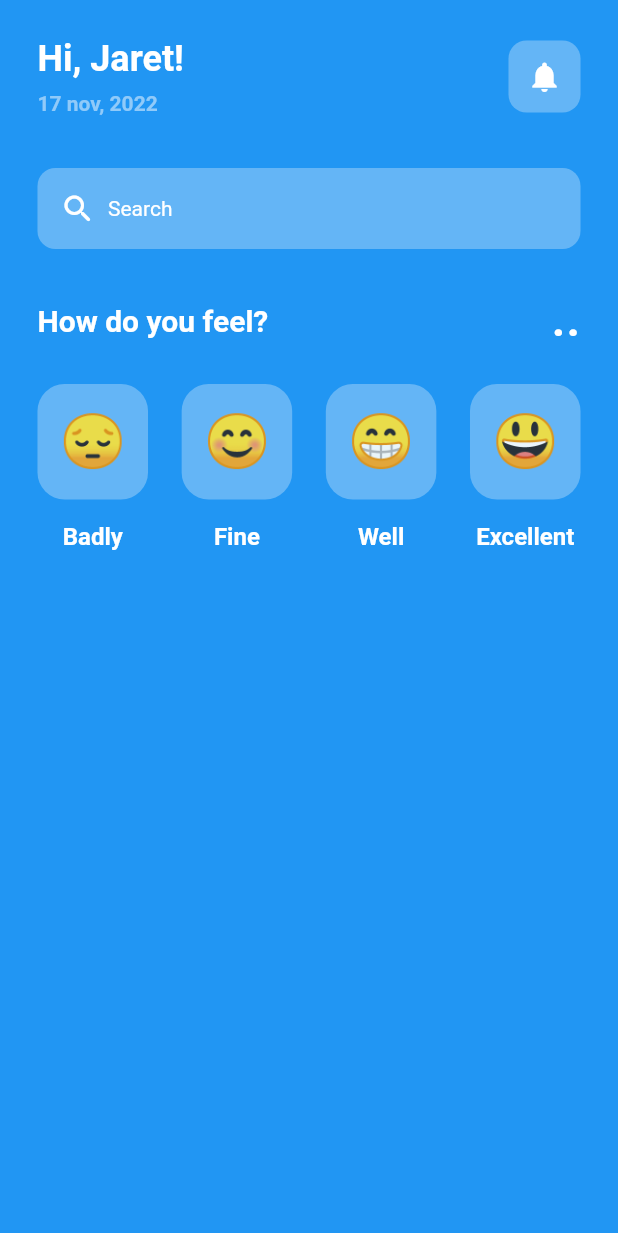
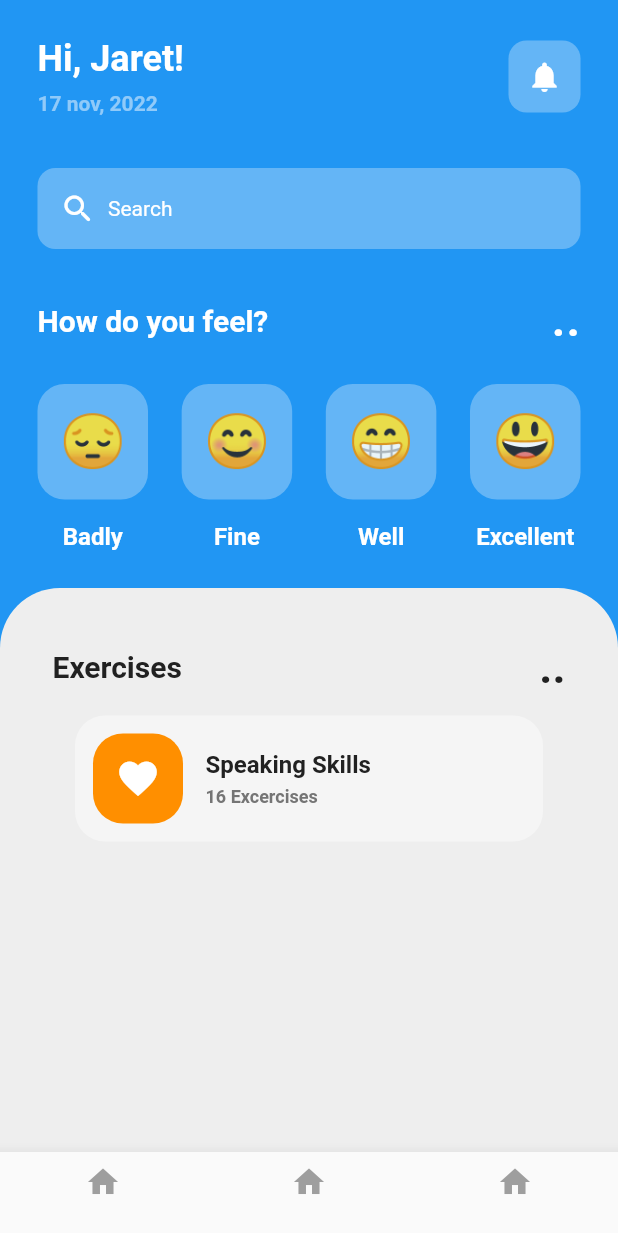
Before and after one commit to LunarioTK/MentalHealthApp, a Flutter app: the screen it shows after launch, on a phone screen of 412 x 824 dp. Shown: the top 1233 px of the screen. Run offline on Flutter 3.47's test engine with Material 2 defaults, Android fonts, the phone set to English and light mode, and no system bars.

Commit message:
Adicionado a container para exercicios disponiveis

```diff
--- a/lib/main.dart
+++ b/lib/main.dart
@@ -10,7 +10,7 @@ class MyApp extends StatelessWidget {
 
   @override
   Widget build(BuildContext context) {
-    return MaterialApp(
+    return const MaterialApp(
       debugShowCheckedModeBanner: false,
       home: HomePage(),
     );
--- a/lib/pages/home.dart
+++ b/lib/pages/home.dart
@@ -13,11 +13,35 @@ class _HomePageState extends State<HomePage> {
   Widget build(BuildContext context) {
     return Scaffold(
       backgroundColor: Colors.blue,
+      bottomNavigationBar: BottomNavigationBar(items: const [
+        BottomNavigationBarItem(
+          icon: Icon(
+            Icons.home,
+            color: Colors.grey,
+          ),
+          label: '',
+        ),
+        BottomNavigationBarItem(
+          icon: Icon(
+            Icons.home,
+            color: Colors.grey,
+          ),
+          label: '',
+        ),
+        BottomNavigationBarItem(
+          icon: Icon(
+            Icons.home,
+            color: Colors.grey,
+          ),
+          label: '',
+        ),
+      ]),
       body: SafeArea(
-        child: Padding(
+        child: Column(
+          children: [
+            Padding(
               padding: const EdgeInsets.all(25.0),
               child: Column(
-            //crossAxisAlignment: CrossAxisAlignment.start,
                 children: [
                   Row(
                     mainAxisAlignment: MainAxisAlignment.spaceBetween,
@@ -119,10 +143,10 @@ class _HomePageState extends State<HomePage> {
                     children: [
                       //Badly
                       Column(
-                    children: [
+                        children: const [
                           EmojiFace(emoji: '😔'),
-                      const SizedBox(height: 15),
-                      const Text(
+                          SizedBox(height: 15),
+                          Text(
                             'Badly',
                             style: TextStyle(
                               fontSize: 16,
@@ -135,10 +159,10 @@ class _HomePageState extends State<HomePage> {
 
                       //Fine
                       Column(
-                    children: [
+                        children: const [
                           EmojiFace(emoji: '😊'),
-                      const SizedBox(height: 15),
-                      const Text(
+                          SizedBox(height: 15),
+                          Text(
                             'Fine',
                             style: TextStyle(
                               fontSize: 16,
@@ -151,10 +175,10 @@ class _HomePageState extends State<HomePage> {
 
                       //Well
                       Column(
-                    children: [
+                        children: const [
                           EmojiFace(emoji: '😁'),
-                      const SizedBox(height: 15),
-                      const Text(
+                          SizedBox(height: 15),
+                          Text(
                             'Well',
                             style: TextStyle(
                               fontSize: 16,
@@ -167,10 +191,10 @@ class _HomePageState extends State<HomePage> {
 
                       //Excellent
                       Column(
-                    children: [
+                        children: const [
                           EmojiFace(emoji: '😃'),
-                      const SizedBox(height: 15),
-                      const Text(
+                          SizedBox(height: 15),
+                          Text(
                             'Excellent',
                             style: TextStyle(
                               fontSize: 16,
@@ -181,11 +205,111 @@ class _HomePageState extends State<HomePage> {
                         ],
                       ),
                     ],
+                  ),
+                ],
+              ),
+            ),
+            //Exercises bar
+            Expanded(
+              child: ClipRRect(
+                borderRadius:
+                    const BorderRadius.vertical(top: Radius.circular(40)),
+                child: Container(
+                  color: Colors.grey[200],
+
+                  //Excercises and ..
+                  child: Column(
+                    children: [
+                      const SizedBox(height: 35),
+                      Padding(
+                        padding: const EdgeInsets.symmetric(horizontal: 35.0),
+                        child: Row(
+                          mainAxisAlignment: MainAxisAlignment.spaceBetween,
+                          children: [
+                            Text(
+                              'Exercises',
+                              style: TextStyle(
+                                color: Colors.grey[900],
+                                fontSize: 20,
+                                fontWeight: FontWeight.bold,
+                              ),
+                            ),
+                            Text(
+                              '..',
+                              style: TextStyle(
+                                color: Colors.grey[900],
+                                fontSize: 30,
+                                fontWeight: FontWeight.bold,
+                              ),
+                            ),
+                          ],
+                        ),
+                      ),
+
+                      //Speaking Skills
+                      const SizedBox(height: 15),
+                      Padding(
+                        padding: const EdgeInsets.symmetric(horizontal: 50.0),
+                        child: Column(
+                          children: [
+                            Container(
+                              padding: const EdgeInsets.all(12),
+                              decoration: BoxDecoration(
+                                color: Colors.grey[100],
+                                borderRadius: BorderRadius.circular(20),
+                              ),
+                              child: Row(
+                                children: [
+                                  Container(
+                                    padding: const EdgeInsets.all(15),
+                                    decoration: BoxDecoration(
+                                        color: Colors.amber[800],
+                                        borderRadius:
+                                            BorderRadius.circular(20)),
+                                    child: const Icon(
+                                      Icons.favorite,
+                                      color: Colors.white,
+                                      size: 30,
+                                    ),
+                                  ),
+                                  const SizedBox(width: 15),
+                                  Column(
+                                    crossAxisAlignment:
+                                        CrossAxisAlignment.start,
+                                    children: [
+                                      Text(
+                                        'Speaking Skills',
+                                        style: TextStyle(
+                                          color: Colors.grey[900],
+                                          fontWeight: FontWeight.bold,
+                                          fontSize: 16,
+                                        ),
+                                      ),
+                                      const SizedBox(height: 5),
+                                      Text(
+                                        '16 Excercises',
+                                        style: TextStyle(
+                                          color: Colors.grey[600],
+                                          fontWeight: FontWeight.bold,
+                                          fontSize: 12,
+                                        ),
+                                      ),
+                                    ],
+                                  ),
+                                ],
+                              ),
+                            )
+                          ],
+                        ),
                       )
                     ],
                   ),
                 ),
               ),
+            ),
+          ],
+        ),
+      ),
     );
   }
 }
--- a/lib/utils/emoji.dart
+++ b/lib/utils/emoji.dart
@@ -2,7 +2,7 @@ import 'package:flutter/material.dart';
 
 class EmojiFace extends StatelessWidget {
   final String emoji;
-  EmojiFace({super.key, required this.emoji});
+  const EmojiFace({super.key, required this.emoji});
 
   @override
   Widget build(BuildContext context) {
```
Lines whose indentation alone changed are shown as unchanged.
